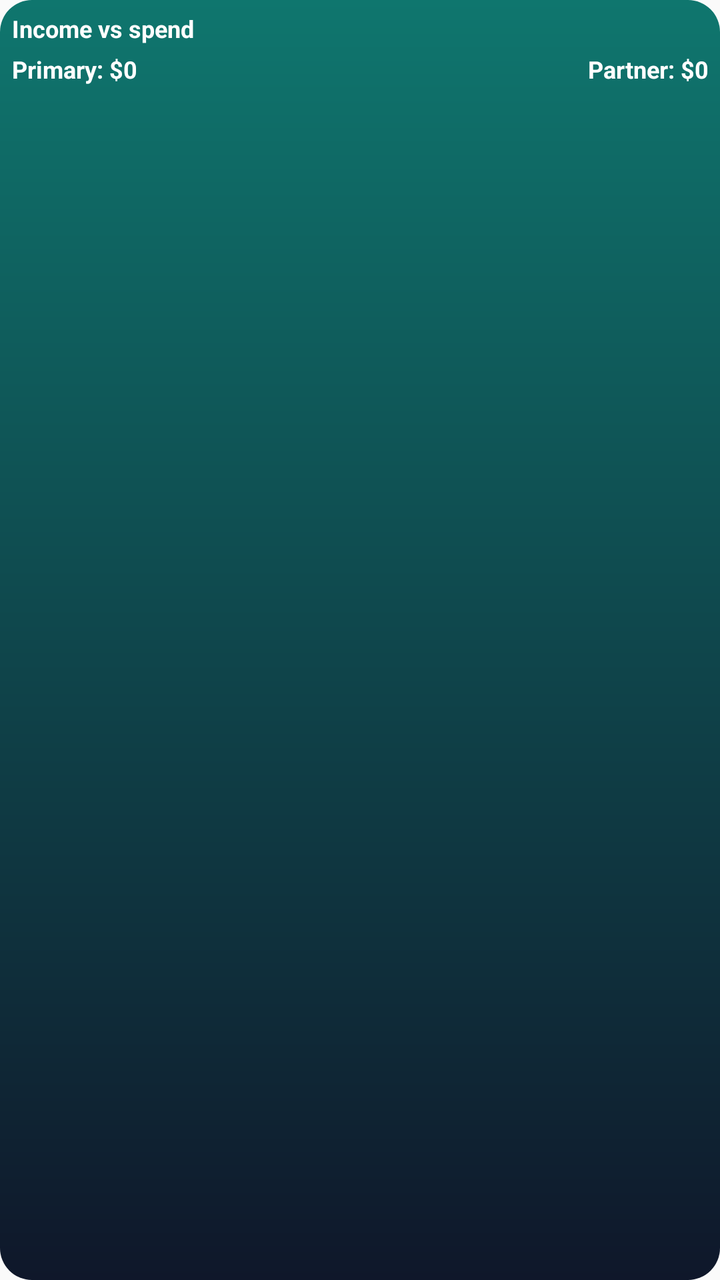
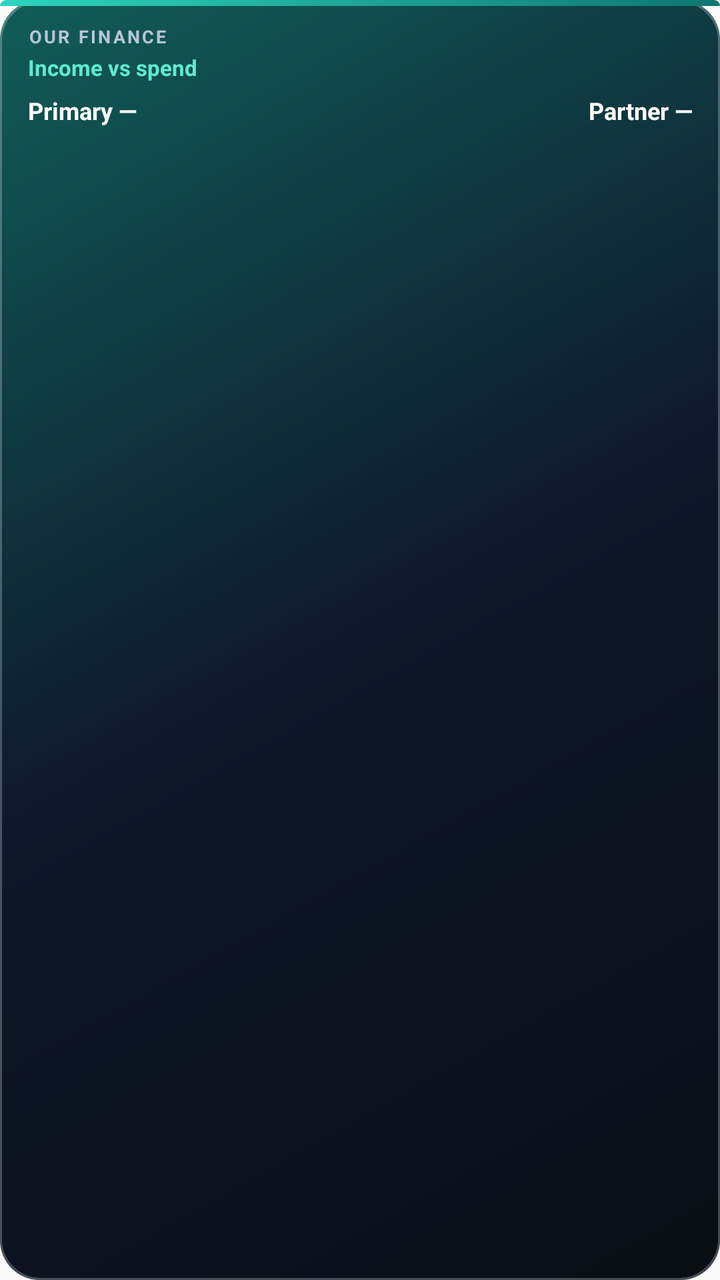

Before-and-after screenshots of an Android layout around one commit, followed by the original layout XML and the change that was made.
<!-- AndroidManifest.xml: application theme AppTheme -->
<!-- res/layout/widget_income_spend.xml -->
<?xml version="1.0" encoding="utf-8"?>
<LinearLayout xmlns:android="http://schemas.android.com/apk/res/android"
  android:id="@+id/widget_root"
  android:layout_width="match_parent"
  android:layout_height="match_parent"
  android:orientation="vertical"
  android:padding="6dp"
  android:background="@drawable/widget_bg">

  <TextView
    android:id="@+id/widget_title"
    android:layout_width="match_parent"
    android:layout_height="wrap_content"
    android:text="Income vs spend"
    android:textStyle="bold"
    android:textSize="12sp"
    android:textColor="@android:color/white" />

  <LinearLayout
    android:layout_width="match_parent"
    android:layout_height="wrap_content"
    android:orientation="horizontal"
    android:layout_marginTop="4dp">

    <TextView
      android:id="@+id/widget_line1"
      android:layout_width="0dp"
      android:layout_height="wrap_content"
      android:layout_weight="1"
      android:text="Primary: $0"
      android:textSize="12sp"
      android:textStyle="bold"
      android:textColor="@android:color/white"
      android:maxLines="1" />

    <TextView
      android:id="@+id/widget_line2"
      android:layout_width="0dp"
      android:layout_height="wrap_content"
      android:layout_weight="1"
      android:gravity="end"
      android:text="Partner: $0"
      android:textSize="12sp"
      android:textStyle="bold"
      android:textColor="@android:color/white"
      android:maxLines="1" />
  </LinearLayout>

  <ImageView
    android:id="@+id/widget_chart"
    android:layout_width="match_parent"
    android:layout_height="32dp"
    android:layout_marginTop="6dp"
    android:scaleType="fitXY"
    android:contentDescription="Income vs spend bars" />

</LinearLayout>
<!-- resources referenced by this layout -->
<resources>
  <!-- drawable widget_bg (drawable) -->
  <?xml version="1.0" encoding="utf-8"?>
  <shape xmlns:android="http://schemas.android.com/apk/res/android" android:shape="rectangle">
    <corners android:radius="16dp" />
    <gradient
      android:angle="90"
      android:startColor="#0F172A"
      android:endColor="#0F766E" />
    <padding
      android:left="12dp"
      android:top="12dp"
      android:right="12dp"
      android:bottom="12dp" />
  </shape>
  <style name="AppTheme" parent="Theme.AppCompat.Light.DarkActionBar">
          
          <item name="colorPrimary">@color/colorPrimary</item>
          <item name="colorPrimaryDark">@color/colorPrimaryDark</item>
          <item name="colorAccent">@color/colorAccent</item>
      </style>
</resources>

<!-- the commit's change to res/layout/widget_income_spend.xml (unified diff, before → after) -->
@@ -1,57 +1,82 @@
 <?xml version="1.0" encoding="utf-8"?>
-<LinearLayout xmlns:android="http://schemas.android.com/apk/res/android"
+<FrameLayout xmlns:android="http://schemas.android.com/apk/res/android"
   android:id="@+id/widget_root"
   android:layout_width="match_parent"
   android:layout_height="match_parent"
-  android:orientation="vertical"
-  android:padding="6dp"
-  android:background="@drawable/widget_bg">
+  android:background="@drawable/widget_shell">
 
-  <TextView
-    android:id="@+id/widget_title"
+  <View
     android:layout_width="match_parent"
-    android:layout_height="wrap_content"
-    android:text="Income vs spend"
-    android:textStyle="bold"
-    android:textSize="12sp"
-    android:textColor="@android:color/white" />
+    android:layout_height="3dp"
+    android:background="@drawable/widget_accent_teal" />
 
   <LinearLayout
     android:layout_width="match_parent"
-    android:layout_height="wrap_content"
-    android:orientation="horizontal"
-    android:layout_marginTop="4dp">
+    android:layout_height="match_parent"
+    android:orientation="vertical"
+    android:paddingStart="14dp"
+    android:paddingTop="12dp"
+    android:paddingEnd="14dp"
+    android:paddingBottom="12dp">
 
     <TextView
-      android:id="@+id/widget_line1"
-      android:layout_width="0dp"
+      android:layout_width="match_parent"
       android:layout_height="wrap_content"
-      android:layout_weight="1"
-      android:text="Primary: $0"
-      android:textSize="12sp"
-      android:textStyle="bold"
-      android:textColor="@android:color/white"
-      android:maxLines="1" />
+      android:letterSpacing="0.12"
+      android:text="OUR FINANCE"
+      android:textAllCaps="true"
+      android:textColor="@color/widget_text_muted"
+      android:textSize="9sp"
+      android:textStyle="bold" />
 
     <TextView
-      android:id="@+id/widget_line2"
-      android:layout_width="0dp"
+      android:id="@+id/widget_title"
+      android:layout_width="match_parent"
       android:layout_height="wrap_content"
-      android:layout_weight="1"
-      android:gravity="end"
-      android:text="Partner: $0"
-      android:textSize="12sp"
-      android:textStyle="bold"
-      android:textColor="@android:color/white"
-      android:maxLines="1" />
+      android:layout_marginTop="2dp"
+      android:text="Income vs spend"
+      android:textColor="@color/widget_text_accent"
+      android:textSize="11sp"
+      android:textStyle="bold" />
+
+    <LinearLayout
+      android:layout_width="match_parent"
+      android:layout_height="wrap_content"
+      android:layout_marginTop="6dp"
+      android:orientation="horizontal">
+
+      <TextView
+        android:id="@+id/widget_line1"
+        android:layout_width="0dp"
+        android:layout_height="wrap_content"
+        android:layout_weight="1"
+        android:ellipsize="end"
+        android:maxLines="1"
+        android:text="Primary —"
+        android:textColor="@color/widget_text_primary"
+        android:textSize="12sp"
+        android:textStyle="bold" />
+
+      <TextView
+        android:id="@+id/widget_line2"
+        android:layout_width="0dp"
+        android:layout_height="wrap_content"
+        android:layout_weight="1"
+        android:ellipsize="end"
+        android:gravity="end"
+        android:maxLines="1"
+        android:text="Partner —"
+        android:textColor="@color/widget_text_primary"
+        android:textSize="12sp"
+        android:textStyle="bold" />
+    </LinearLayout>
+
+    <ImageView
+      android:id="@+id/widget_chart"
+      android:layout_width="match_parent"
+      android:layout_height="40dp"
+      android:layout_marginTop="8dp"
+      android:contentDescription="Income vs spend bars"
+      android:scaleType="fitXY" />
   </LinearLayout>
-
-  <ImageView
-    android:id="@+id/widget_chart"
-    android:layout_width="match_parent"
-    android:layout_height="32dp"
-    android:layout_marginTop="6dp"
-    android:scaleType="fitXY"
-    android:contentDescription="Income vs spend bars" />
-
-</LinearLayout>
+</FrameLayout>
<!-- resource entries referenced after the edit -->
@@ -1,19 +1,44 @@
 <!-- resources referenced by this layout -->
 <resources>
-  <!-- drawable widget_bg (drawable) -->
+  <color name="widget_text_accent">#5EEAD4</color>
+  <color name="widget_text_muted">#B8C5D6</color>
+  <color name="widget_text_primary">#FFFFFFFF</color>
+  <!-- drawable widget_accent_teal (drawable) -->
   <?xml version="1.0" encoding="utf-8"?>
   <shape xmlns:android="http://schemas.android.com/apk/res/android" android:shape="rectangle">
-    <corners android:radius="16dp" />
+    <corners
+      android:topLeftRadius="20dp"
+      android:topRightRadius="20dp"
+      android:bottomLeftRadius="0dp"
+      android:bottomRightRadius="0dp" />
     <gradient
-      android:angle="90"
-      android:startColor="#0F172A"
+      android:angle="0"
+      android:startColor="#2DD4BF"
       android:endColor="#0F766E" />
-    <padding
-      android:left="12dp"
-      android:top="12dp"
-      android:right="12dp"
-      android:bottom="12dp" />
+    <size android:height="3dp" />
   </shape>
+  <!-- drawable widget_shell (drawable) -->
+  <?xml version="1.0" encoding="utf-8"?>
+  <layer-list xmlns:android="http://schemas.android.com/apk/res/android">
+    <item>
+      <shape android:shape="rectangle">
+        <corners android:radius="20dp" />
+        <gradient
+          android:angle="135"
+          android:startColor="#0A0E14"
+          android:centerColor="#0F172A"
+          android:endColor="#115E59" />
+      </shape>
+    </item>
+    <item>
+      <shape android:shape="rectangle">
+        <corners android:radius="20dp" />
+        <stroke
+          android:width="1dp"
+          android:color="#40FFFFFF" />
+      </shape>
+    </item>
+  </layer-list>
   <style name="AppTheme" parent="Theme.AppCompat.Light.DarkActionBar">
           
           <item name="colorPrimary">@color/colorPrimary</item>
